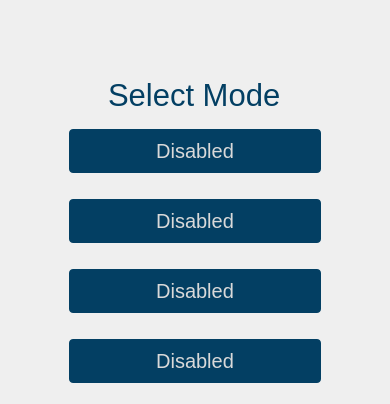
The window that gui/qtdesigner/ModeSelectorWidget.ui (wyattduber/CyDAQ) describes before a commit, drawn with Qt 5.
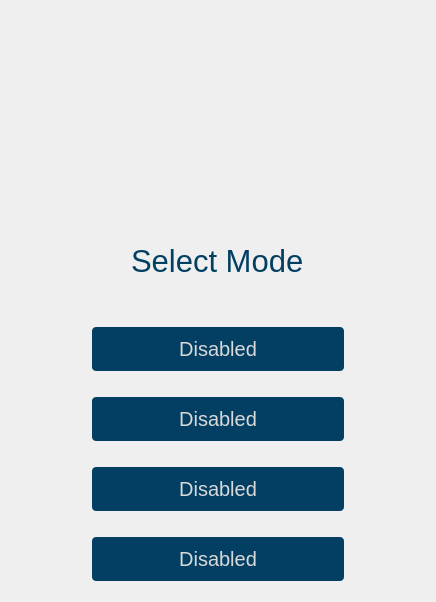
The same window after the commit. Icons and pictures are not drawn.

```diff
--- a/gui/qtdesigner/ModeSelectorWidget.ui
+++ b/gui/qtdesigner/ModeSelectorWidget.ui
@@ -2,12 +2,26 @@
 <ui version="4.0">
  <class>ModeSelectorWidget</class>
  <widget class="QWidget" name="ModeSelectorWidget">
+  <property name="geometry">
+   <rect>
+    <x>0</x>
+    <y>0</y>
+    <width>436</width>
+    <height>602</height>
+   </rect>
+  </property>
   <property name="sizePolicy">
    <sizepolicy hsizetype="Preferred" vsizetype="Preferred">
     <horstretch>0</horstretch>
     <verstretch>0</verstretch>
    </sizepolicy>
   </property>
+  <property name="minimumSize">
+   <size>
+    <width>436</width>
+    <height>596</height>
+   </size>
+  </property>
   <property name="windowTitle">
    <string>Form</string>
   </property>
```
